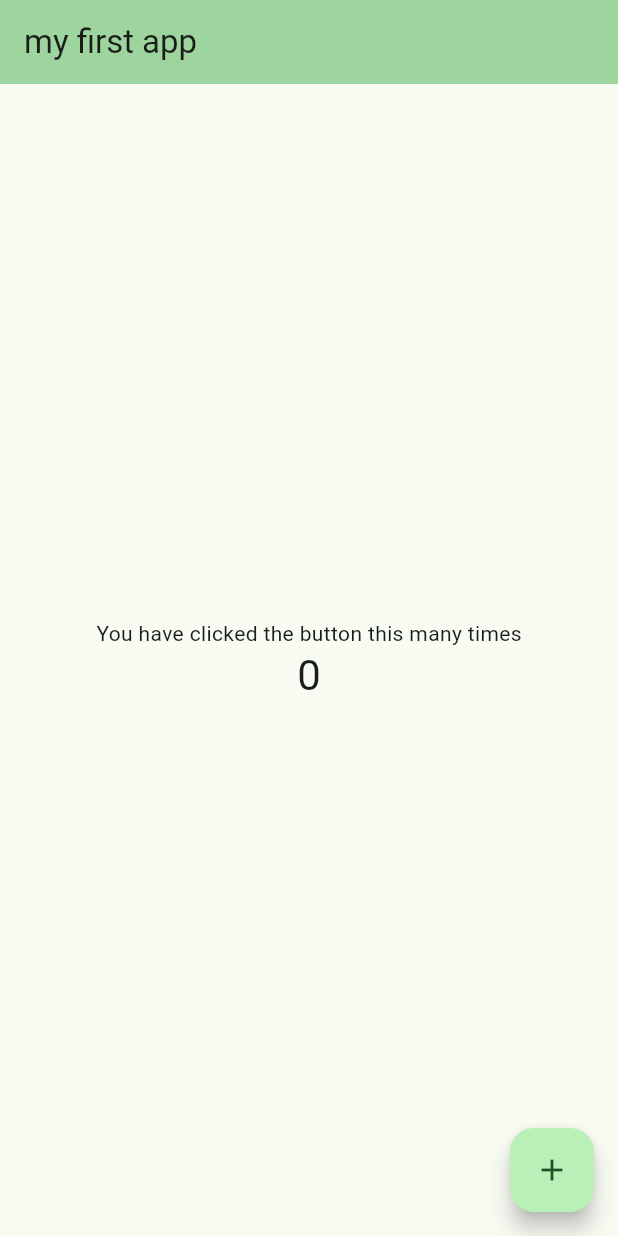
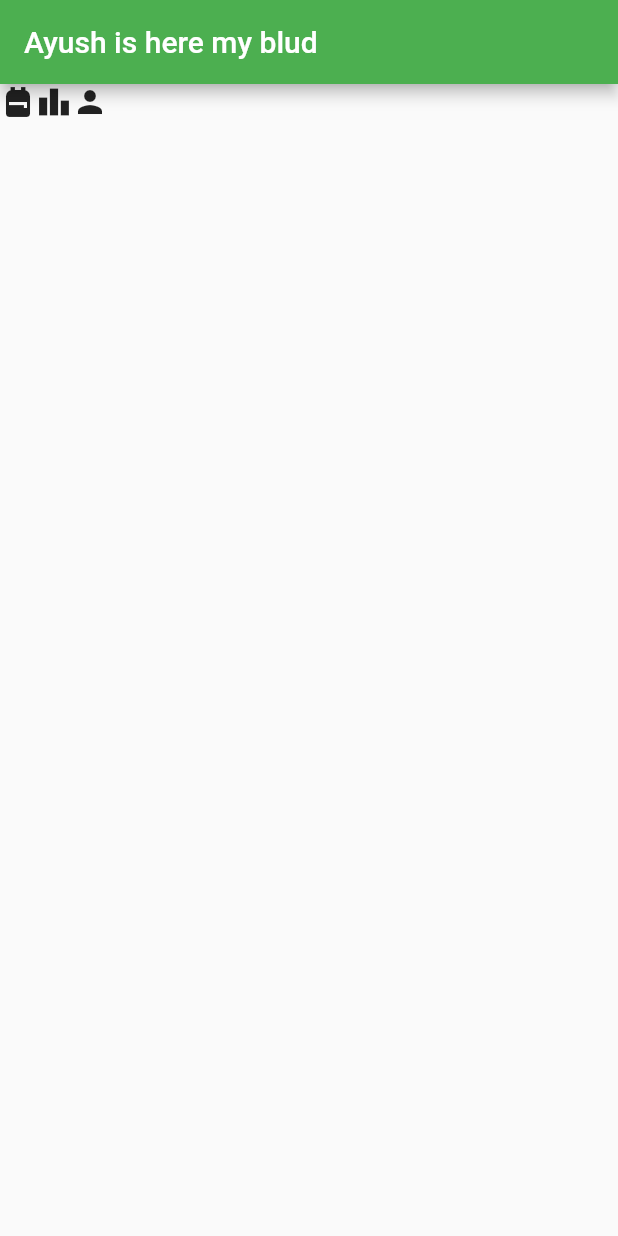
Before and after one commit to Ayush0054/flutter-app, a Flutter app: the screen it shows after launch, on a phone screen of 412 x 824 dp. Run offline on Flutter 3.47's test engine with Material 2 defaults, Android fonts, the phone set to English and light mode, and no system bars.

Commit message:
removed  unn

```diff
--- a/lib/main.dart
+++ b/lib/main.dart
@@ -1,126 +1,25 @@
 import 'package:flutter/material.dart';
 
 void main() {
-  runApp(const MyApp());
+  runApp(myApp());
 }
 
-class MyApp extends StatelessWidget {
-  const MyApp({super.key});
+class myApp extends StatelessWidget {
+  const myApp({super.key});
 
-  // This widget is the root of your application.
   @override
   Widget build(BuildContext context) {
     return MaterialApp(
-      title: 'Flutter Demo',
-      theme: ThemeData(
-        // This is the theme of your application.
-        //
-        // TRY THIS: Try running your application with "flutter run". You'll see
-        // the application has a blue toolbar. Then, without quitting the app,
-        // try changing the seedColor in the colorScheme below to Colors.green
-        // and then invoke "hot reload" (save your changes or press the "hot
-        // reload" button in a Flutter-supported IDE, or press "r" if you used
-        // the command line to start the app).
-        //
-        // Notice that the counter didn't reset back to zero; the application
-        // state is not lost during the reload. To reset the state, use hot
-        // restart instead.
-        //
-        // This works for code too, not just values: Most code changes can be
-        // tested with just a hot reload.
-        colorScheme:
-            ColorScheme.fromSeed(seedColor: Color.fromARGB(255, 47, 158, 71)),
-        useMaterial3: true,
+        home: Scaffold(
+      appBar: AppBar(
+        backgroundColor: Colors.green,
+        title: const Text("Ayush is here my blud"),
       ),
-      home: const MyHomePage(title: 'my first app'),
-    );
+      body: Row(children: const [
+        Icon(Icons.backpack),
+        Icon(Icons.leaderboard),
+        Icon(Icons.person)
+      ]),
+    ));
   }
 }
-
-class MyHomePage extends StatefulWidget {
-  const MyHomePage({super.key, required this.title});
-
-  // This widget is the home page of your application. It is stateful, meaning
-  // that it has a State object (defined below) that contains fields that affect
-  // how it looks.
-
-  // This class is the configuration for the state. It holds the values (in this
-  // case the title) provided by the parent (in this case the App widget) and
-  // used by the build method of the State. Fields in a Widget subclass are
-  // always marked "final".
-
-  final String title;
-
-  @override
-  State<MyHomePage> createState() => _MyHomePageState();
-}
-
-class _MyHomePageState extends State<MyHomePage> {
-  int _counter = 0;
-
-  void _incrementCounter() {
-    setState(() {
-      // This call to setState tells the Flutter framework that something has
-      // changed in this State, which causes it to rerun the build method below
-      // so that the display can reflect the updated values. If we changed
-      // _counter without calling setState(), then the build method would not be
-      // called again, and so nothing would appear to happen.
-      _counter++;
-    });
-  }
-
-  @override
-  Widget build(BuildContext context) {
-    // This method is rerun every time setState is called, for instance as done
-    // by the _incrementCounter method above.
-    //
-    // The Flutter framework has been optimized to make rerunning build methods
-    // fast, so that you can just rebuild anything that needs updating rather
-    // than having to individually change instances of widgets.
-    return Scaffold(
-      appBar: AppBar(
-        // TRY THIS: Try changing the color here to a specific color (to
-        // Colors.amber, perhaps?) and trigger a hot reload to see the AppBar
-        // change color while the other colors stay the same.
-        backgroundColor: Theme.of(context).colorScheme.inversePrimary,
-        // Here we take the value from the MyHomePage object that was created by
-        // the App.build method, and use it to set our appbar title.
-        title: Text(widget.title),
-      ),
-      body: Center(
-        // Center is a layout widget. It takes a single child and positions it
-        // in the middle of the parent.
-        child: Column(
-          // Column is also a layout widget. It takes a list of children and
-          // arranges them vertically. By default, it sizes itself to fit its
-          // children horizontally, and tries to be as tall as its parent.
-          //
-          // Column has various properties to control how it sizes itself and
-          // how it positions its children. Here we use mainAxisAlignment to
-          // center the children vertically; the main axis here is the vertical
-          // axis because Columns are vertical (the cross axis would be
-          // horizontal).
-          //
-          // TRY THIS: Invoke "debug painting" (choose the "Toggle Debug Paint"
-          // action in the IDE, or press "p" in the console), to see the
-          // wireframe for each widget.
-          mainAxisAlignment: MainAxisAlignment.center,
-          children: <Widget>[
-            const Text(
-              'You have clicked the button this many times',
-            ),
-            Text(
-              '$_counter',
-              style: Theme.of(context).textTheme.headlineMedium,
-            ),
-          ],
-        ),
-      ),
-      floatingActionButton: FloatingActionButton(
-        onPressed: _incrementCounter,
-        tooltip: 'Increment',
-        child: const Icon(Icons.add),
-      ), // This trailing comma makes auto-formatting nicer for build methods.
-    );
-  }
-}
```
